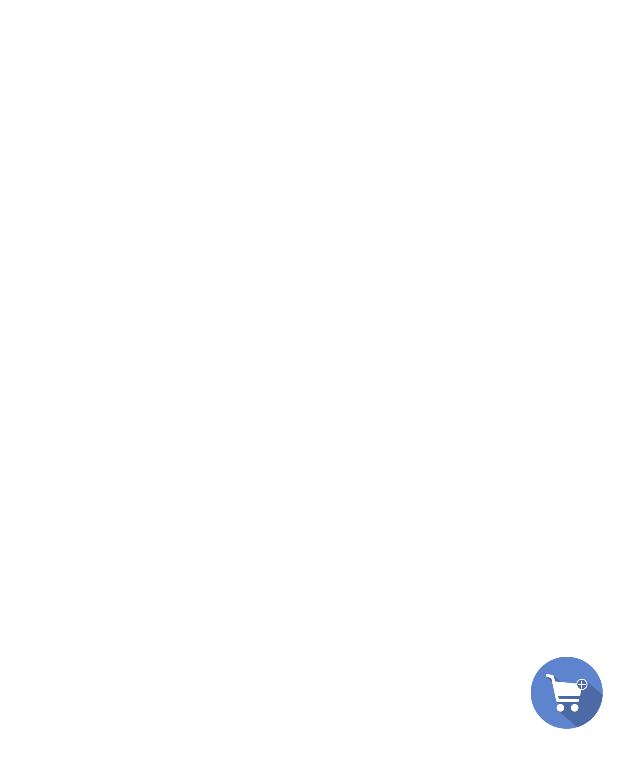
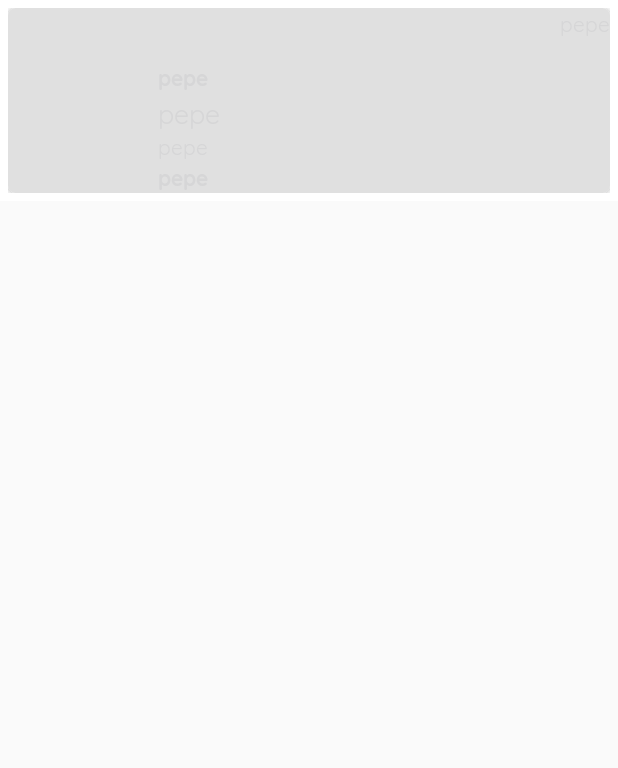
Before and after one commit to lucasdepetris/MAPrecios, an Android app: the layout producto_sucursal.xml on its own in the app's theme, with its tools: preview values and no code run, on a phone screen of 412 x 824 dp. Shown: the top 768 px of the screen. Run offline under Robolectric (Android 15) with nearby library versions, the phone set to English and light mode, and no system bars.

Commit message:
-ver producto por id visualmente cambios

```diff
--- a/app/src/main/java/com/preciosclaros/VerProductoPorId.java
+++ b/app/src/main/java/com/preciosclaros/VerProductoPorId.java
@@ -133,9 +133,7 @@ public class VerProductoPorId extends AppCompatActivity {
                                     });
                                     LinearLayoutManager linearLayoutManager = new LinearLayoutManager(context);
                                     recyclerView.setLayoutManager(linearLayoutManager);
-                                    recyclerView.addItemDecoration(new SimpleDividerItemDecoration(
-                                            getApplicationContext()
-                                    ));
+
                                     SucursalesAdapter adapter = new SucursalesAdapter(VerSucursales, context, mejorSucursal);
                                     // lista =(ListView) findViewById(R.id.listaProductoSucursales);
                                     recyclerView.setAdapter(adapter);
@@ -151,9 +149,7 @@ public class VerProductoPorId extends AppCompatActivity {
                                     });
                                     linearLayoutManager = new LinearLayoutManager(context);
                                     recyclerView.setLayoutManager(linearLayoutManager);
-                                    recyclerView.addItemDecoration(new SimpleDividerItemDecoration(
-                                            getApplicationContext()
-                                    ));
+
                                     adapter = new SucursalesAdapter(VerSucursales, context, mejorSucursal);
                                     // lista =(ListView) findViewById(R.id.listaProductoSucursales);
                                     recyclerView.setAdapter(adapter);
@@ -224,9 +220,7 @@ public class VerProductoPorId extends AppCompatActivity {
                             //mejorSucursal = response.body().getMejorPrecio();
                             LinearLayoutManager linearLayoutManager = new LinearLayoutManager(context);
                             recyclerView.setLayoutManager(linearLayoutManager);
-                            recyclerView.addItemDecoration(new SimpleDividerItemDecoration(
-                                    getApplicationContext()
-                            ));
+
                             if (!sucursales.isEmpty()) {
                                 SucursalesAdapter adapter = new SucursalesAdapter(sucursales, context, mejorSucursal);
                                 // lista =(ListView) findViewById(R.id.listaProductoSucursales);
--- a/app/src/main/res/layout/producto_sucursal.xml
+++ b/app/src/main/res/layout/producto_sucursal.xml
@@ -1,14 +1,29 @@
 <?xml version="1.0" encoding="utf-8"?>
-<RelativeLayout xmlns:android="http://schemas.android.com/apk/res/android"
-    android:orientation="horizontal" android:layout_width="match_parent"
-    android:layout_height="match_parent"
+<LinearLayout xmlns:android="http://schemas.android.com/apk/res/android"
+    xmlns:app="http://schemas.android.com/apk/res-auto"
+    android:orientation="vertical"
+    android:layout_width="match_parent"
+    android:layout_height="wrap_content"
+    android:padding="5dp"
+    android:background="@color/white">
+    <android.support.v7.widget.CardView
+        android:layout_width="match_parent"
+        android:layout_height="wrap_content"
+        app:cardCornerRadius="5dp"
+        app:cardElevation="3dp"
+        android:id="@+id/cv"
+        >
+        <RelativeLayout
+            android:orientation="horizontal"
+            android:layout_width="match_parent"
+            android:layout_height="wrap_content"
             android:id="@+id/productoSucursal"
-    android:background="@color/white"
-    android:paddingBottom="10dp">
+            android:background="@color/grayBackground"
+            >
             <TextView
                 android:textColor="@color/md_black_1000"
                 android:id="@+id/distancia"
-        android:text=""
+                android:text="pepe"
                 android:fontFamily="@font/quicksand_regular"
                 android:layout_alignParentRight="true"
                 android:layout_width="wrap_content"
@@ -25,7 +40,7 @@
                 android:fontFamily="@font/quicksand_bold"
                 android:layout_below="@id/distancia"
                 android:layout_toRightOf="@id/imgComercio"
-        android:text=""
+                android:text="pepe"
                 android:id="@+id/nombreComercio"
                 android:layout_width="wrap_content"
                 android:layout_height="wrap_content" />
@@ -33,7 +48,7 @@
                 android:textColor="@color/md_black_1000"
                 android:textSize="18dp"
                 android:fontFamily="@font/quicksand_regular"
-        android:text=""
+                android:text="pepe"
                 android:layout_toRightOf="@id/imgComercio"
                 android:layout_below="@id/nombreComercio"
                 android:id="@+id/direccion"
@@ -41,7 +56,7 @@
                 android:layout_height="wrap_content" />
             <TextView
                 android:textColor="@color/md_black_1000"
-        android:text=""
+                android:text="pepe"
                 android:fontFamily="@font/quicksand_regular"
                 android:layout_below="@id/direccion"
                 android:layout_toRightOf="@id/imgComercio"
@@ -51,13 +66,14 @@
             <TextView
                 android:textColor="@color/md_black_1000"
                 android:fontFamily="@font/quicksand_bold"
-        android:text=""
+                android:text="pepe"
                 android:layout_below="@id/localidad"
                 android:layout_toRightOf="@id/imgComercio"
                 android:id="@+id/precio"
                 android:layout_width="wrap_content"
                 android:layout_height="wrap_content" />
             <ImageButton
+                android:visibility="gone"
                 android:layout_marginTop="10dp"
                 android:paddingRight="10dp"
                 android:paddingLeft="18dp"
@@ -73,15 +89,18 @@
                 android:layout_height="wrap_content" />
             <ImageButton
                 android:visibility="gone"
+                android:layout_below="@id/localidad"
+                android:layout_alignParentRight="true"
                 android:layout_marginTop="10dp"
                 android:layout_alignParentBottom="true"
                 android:src="@drawable/estrella"
                 android:background="@android:color/transparent"
                 android:adjustViewBounds="true"
                 android:scaleType="fitCenter"
-        android:layout_below="@id/localidad"
-        android:layout_toLeftOf="@+id/agregar"
                 android:id="@+id/estrella"
                 android:layout_width="wrap_content"
                 android:layout_height="wrap_content" />
         </RelativeLayout>
+    </android.support.v7.widget.CardView>
+
+</LinearLayout>
```
Lines whose indentation alone changed are shown as unchanged.
